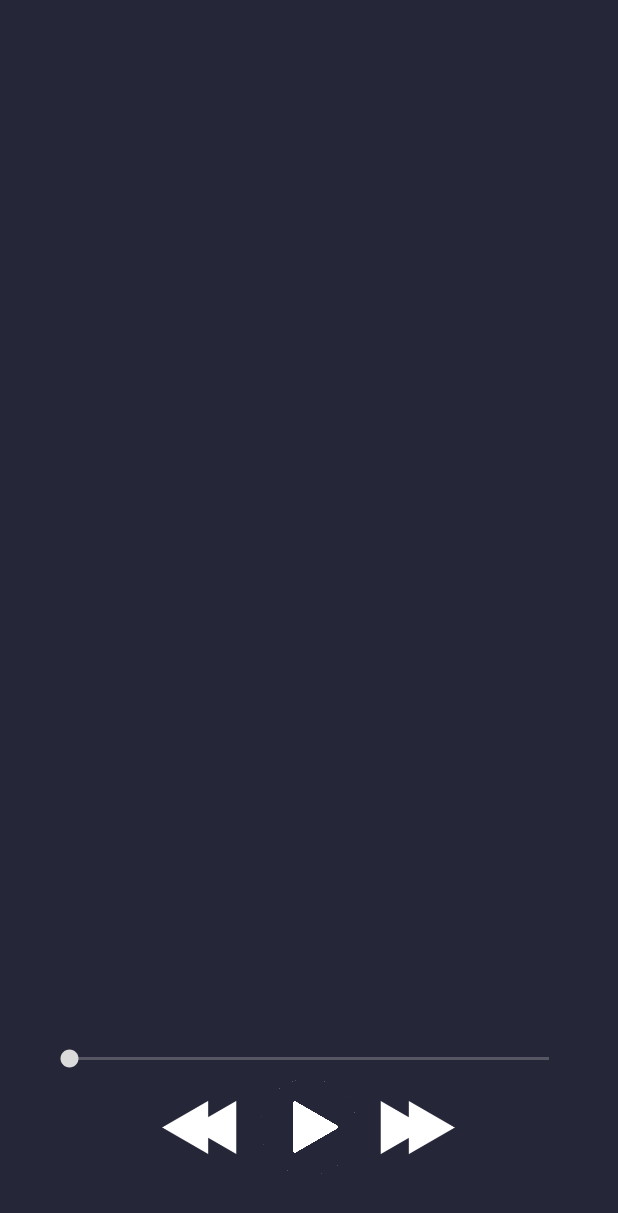
After one commit to TomDuthoit/ProjetAndroid, an Android app: the layout activity_player.xml on its own in the app's theme, with its tools: preview values and no code run, on a phone screen of 412 x 824 dp. The commit adds this screen. Shown: the top 1213 px of the screen. Run offline under Robolectric (Android 15) with nearby library versions, the phone set to English and light mode, and no system bars.

Commit message:
Le layout du player

```diff
--- /dev/null
+++ b/PlayerAudio/app/src/main/java/com/example/isen/playeraudio/Player.java
@@ -0,0 +1,13 @@
+package com.example.isen.playeraudio;
+
+import android.support.v7.app.AppCompatActivity;
+import android.os.Bundle;
+
+public class Player extends AppCompatActivity {
+
+    @Override
+    protected void onCreate(Bundle savedInstanceState) {
+        super.onCreate(savedInstanceState);
+        setContentView(R.layout.activity_player);
+    }
+}
--- /dev/null
+++ b/PlayerAudio/app/src/main/res/layout/activity_player.xml
@@ -0,0 +1,45 @@
+<?xml version="1.0" encoding="utf-8"?>
+<RelativeLayout xmlns:android="http://schemas.android.com/apk/res/android"
+    xmlns:app="http://schemas.android.com/apk/res-auto"
+    android:layout_width="match_parent"
+    android:layout_height="match_parent"
+    android:background="@color/backgroundPlaceHolder"
+    >
+
+
+    <SeekBar
+        android:id="@+id/seekBar"
+        android:layout_width="352dp"
+        android:layout_height="wrap_content"
+        android:layout_above="@+id/imageView"
+        android:layout_centerHorizontal="true"
+        android:progressBackgroundTint="@color/grisClair"
+        android:progressTint="@color/grisClair"
+        android:thumbTint="@color/grisClair" />
+
+    <ImageView
+        android:id="@+id/imageView"
+        android:layout_width="82dp"
+        android:layout_height="73dp"
+        android:layout_alignParentBottom="true"
+        android:layout_centerHorizontal="true"
+        android:layout_marginBottom="36dp"
+        app:srcCompat="@drawable/playbutton" />
+
+    <ImageView
+        android:id="@+id/imageView2"
+        android:layout_width="63dp"
+        android:layout_height="74dp"
+        android:layout_alignTop="@+id/imageView"
+        android:layout_toStartOf="@+id/imageView"
+        android:rotation="180"
+        app:srcCompat="@drawable/nextbutton" />
+
+    <ImageView
+        android:id="@+id/imageView3"
+        android:layout_width="63dp"
+        android:layout_height="74dp"
+        android:layout_alignTop="@+id/imageView"
+        android:layout_toEndOf="@+id/imageView"
+        app:srcCompat="@drawable/nextbutton" />
+</RelativeLayout>
--- a/PlayerAudio/app/src/main/res/values/colors.xml
+++ b/PlayerAudio/app/src/main/res/values/colors.xml
@@ -3,4 +3,6 @@
     <color name="colorPrimary">#3F51B5</color>
     <color name="colorPrimaryDark">#303F9F</color>
     <color name="colorAccent">#FF4081</color>
+    <color name="backgroundPlaceHolder">#262639</color>
+    <color name="grisClair">#DBDBDB</color>
 </resources>
--- a/PlayerAudio/app/src/main/res/values/styles.xml
+++ b/PlayerAudio/app/src/main/res/values/styles.xml
@@ -1,7 +1,7 @@
 <resources>
 
     <!-- Base application theme. -->
-    <style name="AppTheme" parent="Theme.AppCompat.Light.DarkActionBar">
+    <style name="AppTheme" parent="Base.Theme.AppCompat.Light.DarkActionBar">
         <!-- Customize your theme here. -->
         <item name="colorPrimary">@color/colorPrimary</item>
         <item name="colorPrimaryDark">@color/colorPrimaryDark</item>
```
Also changed, not shown: PlayerAudio/app/src/main/res/drawable-v24/nextbutton.png (added), PlayerAudio/app/src/main/res/drawable-v24/playbutton.png (added), PlayerAudio/app/src/main/res/drawable/nextbutton.png (added), PlayerAudio/app/src/main/res/drawable/playbutton.png (added).
